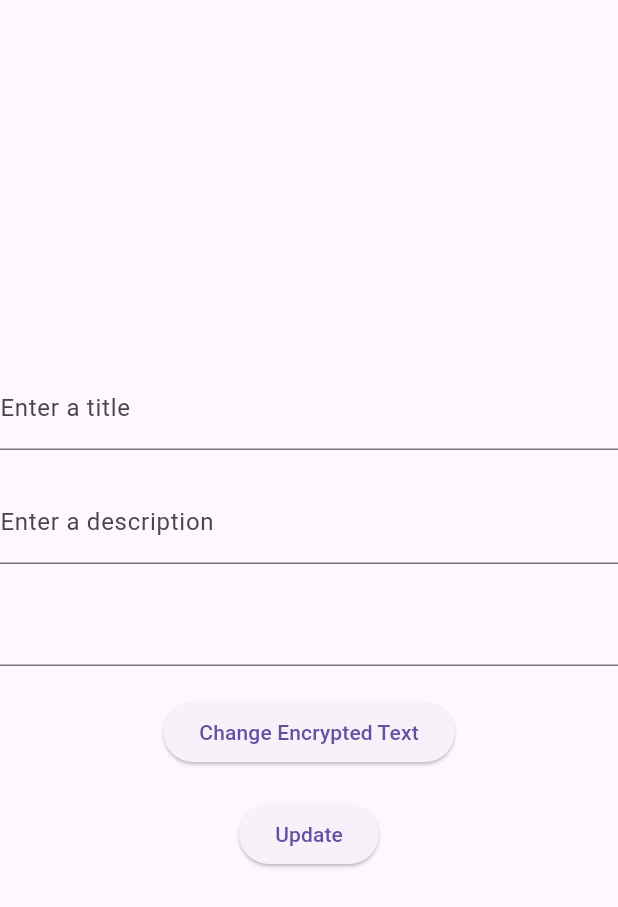
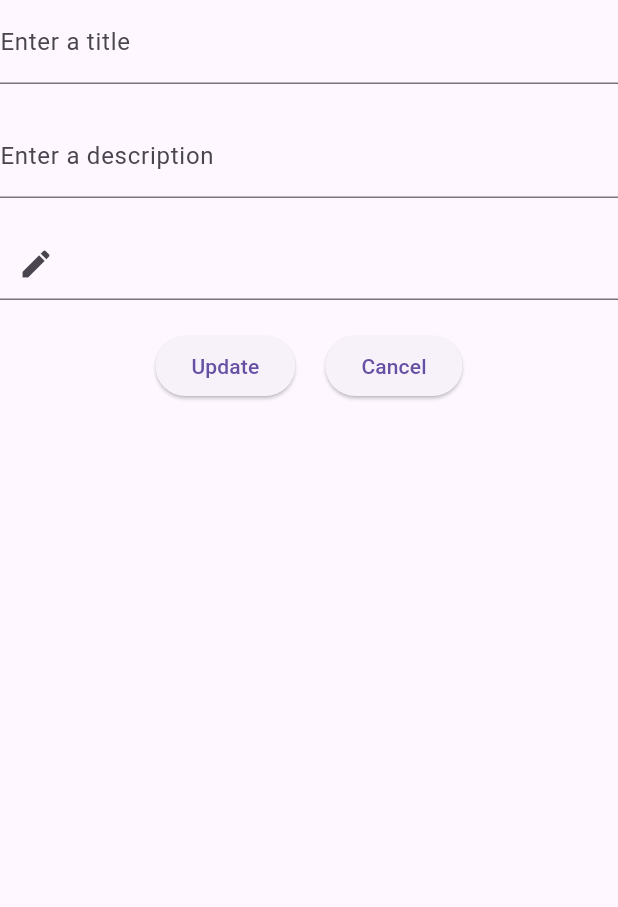
Before and after one commit to willotavio/enc-flutter, a Flutter app: the EditEncryptedText widget shown alone on an empty page, opened directly with empty values, on a phone screen of 412 x 824 dp. Shown: the top 907 px of the screen. Run offline on Flutter 3.47's test engine with Material 3 defaults, Android fonts, the phone set to English and light mode, and no system bars; our stand-ins replace sqflite; missing offline and left inert: pointycastle; accounts and stored records are empty.

Commit message:
Fix EditEncryptedText layout

```diff
--- a/lib/widgets/encrypted_texts/edit_encrypted_text.dart
+++ b/lib/widgets/encrypted_texts/edit_encrypted_text.dart
@@ -31,6 +31,7 @@ class _EditEncryptedTextState extends State<EditEncryptedText> {
   Widget build(BuildContext context) {
     return Form(
       key: _formKey,
+      child: SingleChildScrollView(
         child: Column(
           mainAxisAlignment: MainAxisAlignment.center,
           children: [
@@ -54,12 +55,11 @@ class _EditEncryptedTextState extends State<EditEncryptedText> {
               ),
             ),
             SizedBox(height: 20),
+            Wrap(
+              children: [
                 TextFormField(
-            controller: _encryptedText,
-            readOnly: true,
-          ),
-          SizedBox(height: 20),
-          ElevatedButton(
+                  decoration: InputDecoration(
+                    prefixIcon: IconButton(
                   onPressed: () {
                     showDialog(
                       context: context,
@@ -81,9 +81,19 @@ class _EditEncryptedTextState extends State<EditEncryptedText> {
                       }
                     );
                   },
-            child: Text("Change Encrypted Text"),
+                  icon: Icon(Icons.edit),
                 ),
-          SizedBox(height: 20),
+                  ),
+                  controller: _encryptedText,
+                  readOnly: true,
+                ),
+              ],
+            ),
+            SizedBox(height: 20,),
+            Wrap(
+              spacing: 20,
+              runSpacing: 20,
+              children: [
                 ElevatedButton(
                   onPressed: () async {
                     if(_formKey.currentState!.validate()) {
@@ -106,7 +116,16 @@ class _EditEncryptedTextState extends State<EditEncryptedText> {
                   },
                   child: Text("Update"),
                 ),
+                ElevatedButton(
+                  onPressed: () async {
+                    Navigator.of(context).pop();
+                  },
+                  child: Text("Cancel"),
+                ),
               ],
+            ),
+          ],
+        ),
       ),
     );
   }
```
Also changed, not shown: lib/widgets/encrypted_texts/encrypted_texts_list.dart (+6 -1 lines). Lines whose indentation alone changed are shown as unchanged.
